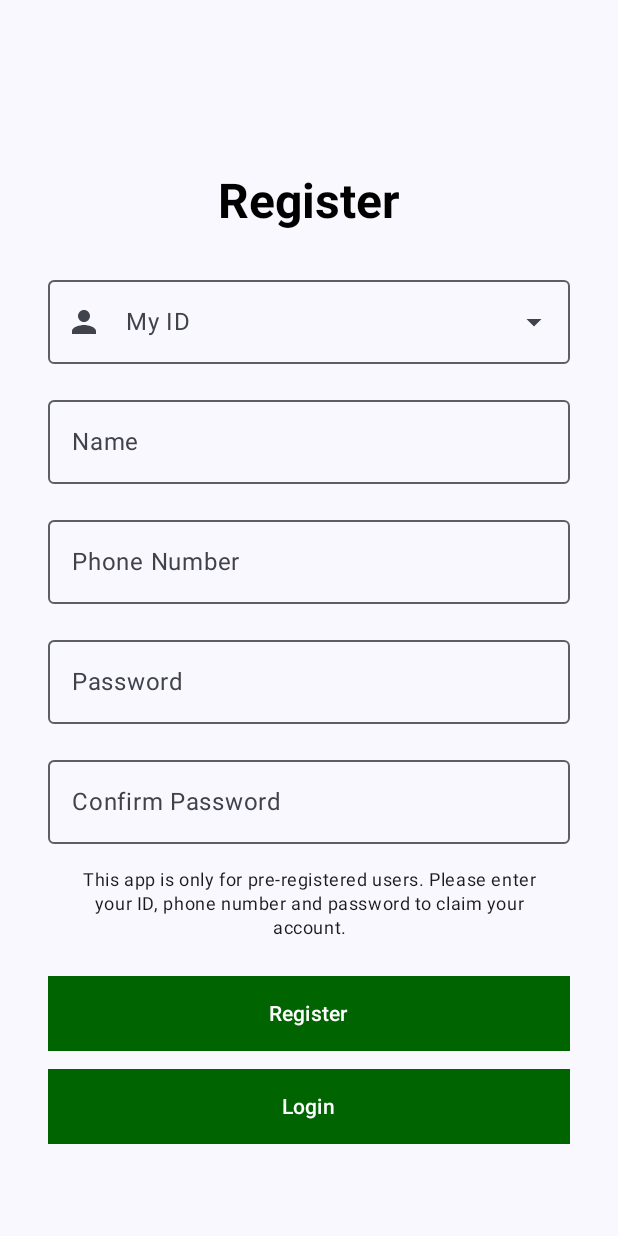
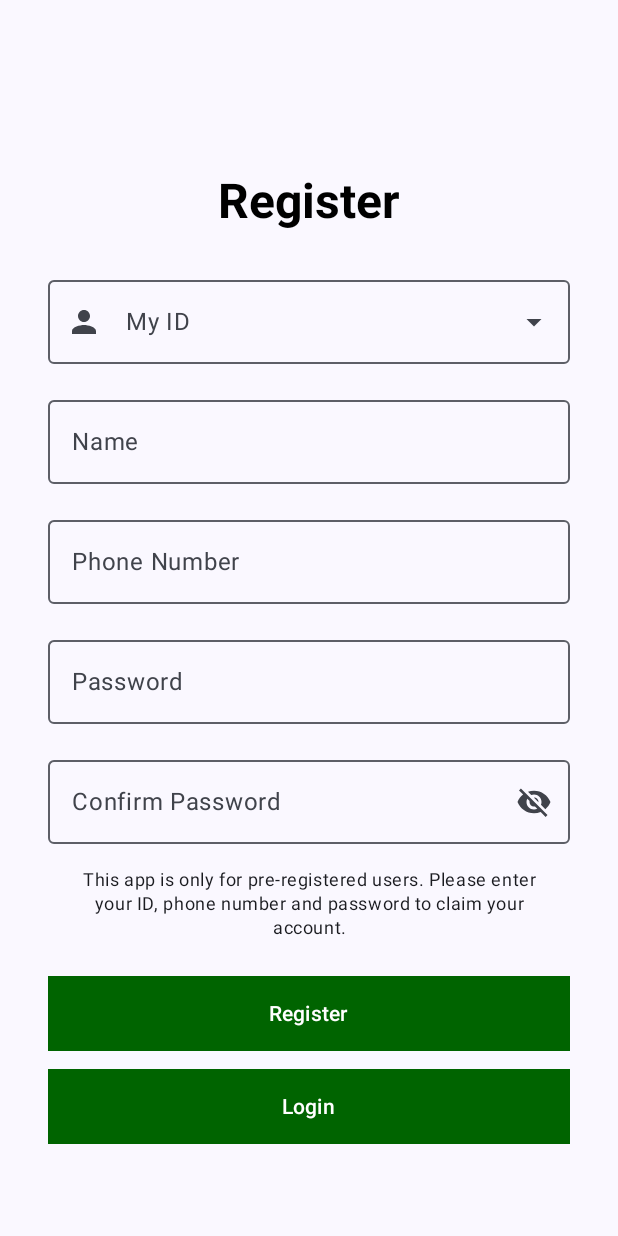
Before and after one commit to 1eespace/FIT2081-Kotlin-NutriTrack, an Android app built with Jetpack Compose: the RegisterActivity screen opened directly, with no data from a screen before it, on a phone screen of 412 x 824 dp. Run offline under Robolectric (Android 15) with nearby library versions, the phone set to English and light mode, and no system bars; our stand-ins replace Room's generated code.

Commit message:
Added show/hide password toggle in confirm-password input

```diff
--- a/app/build.gradle.kts
+++ b/app/build.gradle.kts
@@ -77,6 +77,11 @@ dependencies {
 
     implementation("com.google.code.gson:gson:2.10.1")
 
+    // Show/Hide password toggle
+    implementation(platform("androidx.compose:compose-bom:2025.05.00"))
+    implementation("androidx.compose.material3:material3")
+    implementation ("androidx.compose.material:material-icons-extended")
+
     implementation(libs.androidx.core.ktx)
     implementation(libs.androidx.lifecycle.runtime.ktx)
     implementation(libs.androidx.activity.compose)
--- a/app/src/main/java/com/fit2081/yeeun34752110/auth/RegisterActivity.kt
+++ b/app/src/main/java/com/fit2081/yeeun34752110/auth/RegisterActivity.kt
@@ -10,6 +10,8 @@ import androidx.compose.foundation.lazy.LazyColumn
 import androidx.compose.foundation.text.KeyboardOptions
 import androidx.compose.material.icons.Icons
 import androidx.compose.material.icons.filled.Person
+import androidx.compose.material.icons.filled.Visibility
+import androidx.compose.material.icons.filled.VisibilityOff
 import androidx.compose.material3.*
 import androidx.compose.runtime.*
 import androidx.compose.ui.*
@@ -20,6 +22,7 @@ import androidx.compose.ui.platform.LocalContext
 import androidx.compose.ui.text.font.FontWeight
 import androidx.compose.ui.text.input.KeyboardType
 import androidx.compose.ui.text.input.PasswordVisualTransformation
+import androidx.compose.ui.text.input.VisualTransformation
 import androidx.compose.ui.text.style.TextAlign
 import androidx.lifecycle.viewmodel.compose.viewModel
 import androidx.compose.ui.unit.*
@@ -67,6 +70,9 @@ fun RegisterPage(
     // Dynamic top padding based on screen height
     val screenHeightDp = LocalConfiguration.current.screenHeightDp
     val topSpacerHeight = (screenHeightDp * 0.1f).dp
+
+    // Confirm Password (with visibility toggle)
+    var showConfirmPassword by remember { mutableStateOf(false) }
 
     // Toast on registration result
     LaunchedEffect(message) {
@@ -204,8 +210,21 @@ fun RegisterPage(
                     },
                     label = { Text("Confirm Password") },
                     placeholder = { Text("Re-enter your password") },
-                    visualTransformation = PasswordVisualTransformation(),
+                    visualTransformation = if (showConfirmPassword) VisualTransformation.None else PasswordVisualTransformation(),
                     keyboardOptions = KeyboardOptions(keyboardType = KeyboardType.Password),
+                    trailingIcon = {
+                        val visibilityIcon = if (showConfirmPassword) {
+                            Icons.Filled.Visibility
+                        } else {
+                            Icons.Filled.VisibilityOff
+                        }
+                        IconButton(onClick = { showConfirmPassword = !showConfirmPassword }) {
+                            Icon(
+                                imageVector = visibilityIcon,
+                                contentDescription = if (showConfirmPassword) "Hide password" else "Show password"
+                            )
+                        }
+                    },
                     modifier = Modifier.fillMaxWidth()
                 )
 
```
